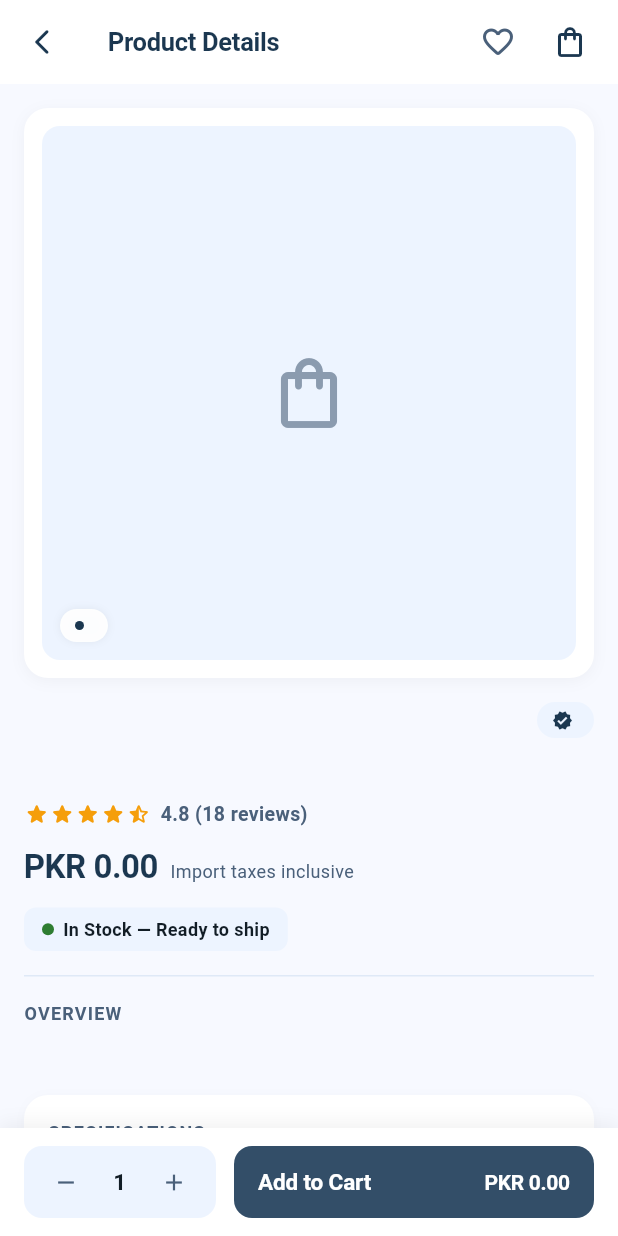
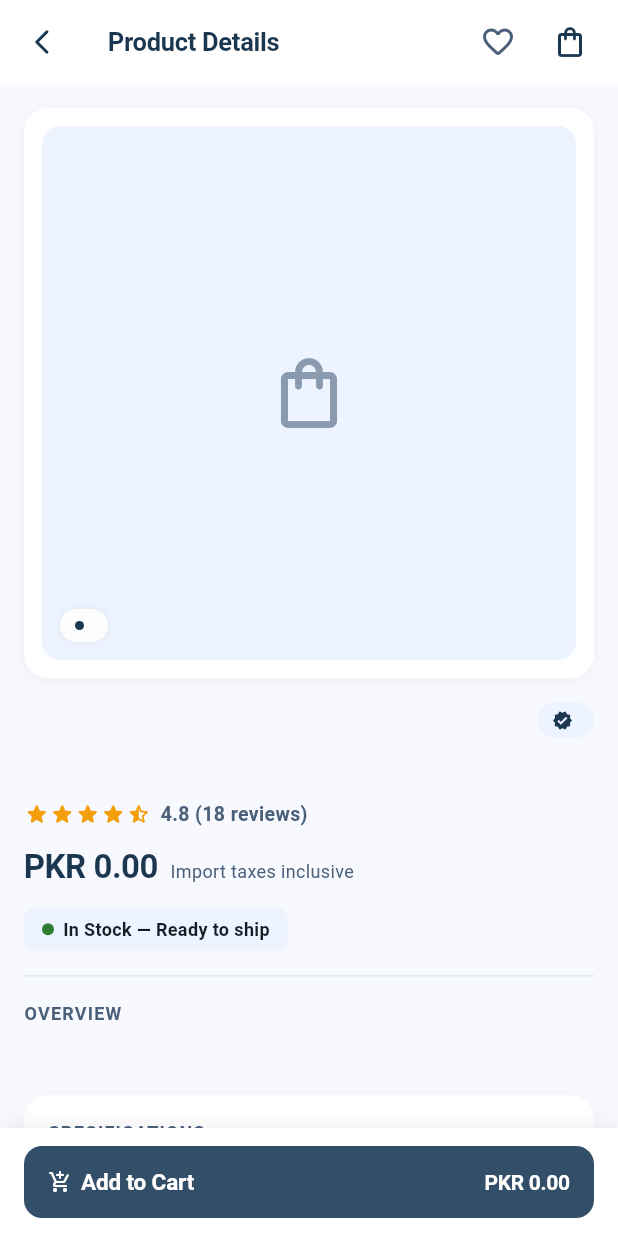
Before and after one commit to mudasirunar/Shopping-App-Flutter, a Flutter app: the ProductDetailsScreen screen opened directly with empty values, on a phone screen of 412 x 824 dp. Run offline on Flutter 3.47's test engine with Material 3 defaults, Android fonts, the phone set to English and light mode, and no system bars; our stand-ins replace cloud_firestore, firebase_auth, firebase_core, shared_preferences; accounts and stored records are empty.

Commit message:
feat: add dynamic cart quantity controls and live updates to product details screen

```diff
--- a/shopping_app/lib/views/details/product_details_screen.dart
+++ b/shopping_app/lib/views/details/product_details_screen.dart
@@ -24,13 +24,6 @@ class ProductDetailsScreen extends StatefulWidget {
 }
 
 class _ProductDetailsScreenState extends State<ProductDetailsScreen> {
-  int _quantity = 1;
-
-  void _adjustQty(int delta) {
-    setState(() {
-      _quantity = (_quantity + delta).clamp(1, 10);
-    });
-  }
 
   @override
   Widget build(BuildContext context) {
@@ -38,7 +31,8 @@ class _ProductDetailsScreenState extends State<ProductDetailsScreen> {
     final cart = context.watch<CartProvider>();
     final wishlist = context.watch<WishlistProvider>();
     final isFavorite = wishlist.isFavorite(product.id);
-    final currentSubtotalPaisa = product.pricePaisa * _quantity;
+    final inCart = cart.isInCart(product.id);
+    final cartQty = cart.getQuantity(product.id);
     final isOutOfStock = product.isOutOfStock;
 
     return Scaffold(
@@ -522,66 +516,127 @@ class _ProductDetailsScreenState extends State<ProductDetailsScreen> {
           ],
         ),
         padding: EdgeInsets.fromLTRB(16, 12, 16, MediaQuery.of(context).padding.bottom + 12),
-        child: Row(
+        child: isOutOfStock
+            // --- Out of Stock ---
+            ? SizedBox(
+                height: 48,
+                width: double.infinity,
+                child: ElevatedButton(
+                  style: ElevatedButton.styleFrom(
+                    backgroundColor: Colors.grey.shade300,
+                    foregroundColor: Colors.grey.shade600,
+                    minimumSize: const Size.fromHeight(48),
+                    shape: RoundedRectangleBorder(borderRadius: BorderRadius.circular(12)),
+                  ),
+                  onPressed: null,
+                  child: const Text('Sold Out', style: TextStyle(fontSize: 15, fontWeight: FontWeight.w700)),
+                ),
+              )
+            : inCart
+                // --- Already in Cart: inline stepper + View Cart ---
+                ? Row(
                     children: [
-            // Quantity Stepper
+                      // Live Quantity Stepper
                       Container(
                         height: 48,
                         decoration: BoxDecoration(
-                color: isOutOfStock ? AppTheme.surfaceContainerLowest : AppTheme.surfaceContainerLow,
+                          color: AppTheme.surfaceContainerLow,
                           borderRadius: BorderRadius.circular(12),
-                border: isOutOfStock ? Border.all(color: AppTheme.outlineVariant) : null,
                         ),
                         padding: const EdgeInsets.symmetric(horizontal: 4),
                         child: Row(
                           children: [
                             IconButton(
-                    icon: const Icon(Icons.remove, size: 18, color: AppTheme.secondary),
-                    onPressed: (!isOutOfStock && _quantity > 1) ? () => _adjustQty(-1) : null,
+                              icon: Icon(
+                                cartQty <= 1 ? Icons.delete_outline : Icons.remove,
+                                size: 18,
+                                color: cartQty <= 1 ? AppTheme.error : AppTheme.secondary,
+                              ),
+                              onPressed: () {
+                                if (cartQty <= 1) {
+                                  cart.updateQuantity(product.id, 0);
+                                  AppSnackBar.show(context, message: 'Removed ${product.name} from cart');
+                                } else {
+                                  cart.updateQuantity(product.id, cartQty - 1);
+                                }
+                              },
                             ),
                             SizedBox(
-                    width: 24,
+                              width: 28,
                               child: Text(
-                      '$_quantity',
+                                '$cartQty',
                                 textAlign: TextAlign.center,
-                      style: TextStyle(
-                        fontSize: 15,
+                                style: const TextStyle(
+                                  fontSize: 16,
                                   fontWeight: FontWeight.w700,
-                        color: isOutOfStock ? AppTheme.secondary : AppTheme.onSurface,
+                                  color: AppTheme.onSurface,
                                 ),
                               ),
                             ),
                             IconButton(
                               icon: const Icon(Icons.add, size: 18, color: AppTheme.secondary),
-                    onPressed: (!isOutOfStock && _quantity < 10) ? () => _adjustQty(1) : null,
+                              onPressed: cartQty < 10
+                                  ? () => cart.updateQuantity(product.id, cartQty + 1)
+                                  : null,
                             ),
                           ],
                         ),
                       ),
-
                       const SizedBox(width: 12),
-
-            // Add to Cart Button (Disabled if out of stock)
+                      // View Cart Button
                       Expanded(
                         child: ElevatedButton(
                           style: ElevatedButton.styleFrom(
-                  backgroundColor: isOutOfStock ? Colors.grey.shade400 : AppTheme.primaryContainer,
+                            backgroundColor: AppTheme.primaryContainer,
                             foregroundColor: Colors.white,
-                  disabledBackgroundColor: Colors.grey.shade300,
-                  disabledForegroundColor: Colors.grey.shade600,
                             minimumSize: const Size.fromHeight(48),
-                  shape: RoundedRectangleBorder(
-                    borderRadius: BorderRadius.circular(12),
-                  ),
+                            shape: RoundedRectangleBorder(borderRadius: BorderRadius.circular(12)),
                             padding: const EdgeInsets.symmetric(horizontal: 16),
                           ),
-                onPressed: isOutOfStock
-                    ? null
-                    : () {
-                        cart.addItem(product, _quantity);
+                          onPressed: () {
+                            if (!widget.showCartAction && context.mounted) {
+                              Navigator.pop(context);
+                              return;
+                            }
+                            AppNavigator.openCart();
+                          },
+                          child: Row(
+                            mainAxisAlignment: MainAxisAlignment.spaceBetween,
+                            children: [
+                              const Row(
+                                children: [
+                                  Icon(Icons.shopping_cart_rounded, size: 16),
+                                  SizedBox(width: 6),
+                                  Text('View Cart', style: TextStyle(fontSize: 15, fontWeight: FontWeight.w700)),
+                                ],
+                              ),
+                              Text(
+                                CurrencyFormatter.formatPaisa(product.pricePaisa * cartQty),
+                                style: const TextStyle(fontSize: 14, fontWeight: FontWeight.w700, letterSpacing: -0.2),
+                              ),
+                            ],
+                          ),
+                        ),
+                      ),
+                    ],
+                  )
+                // --- Not in Cart: single Add to Cart button ---
+                : SizedBox(
+                    height: 48,
+                    width: double.infinity,
+                    child: ElevatedButton(
+                      style: ElevatedButton.styleFrom(
+                        backgroundColor: AppTheme.primaryContainer,
+                        foregroundColor: Colors.white,
+                        minimumSize: const Size.fromHeight(48),
+                        shape: RoundedRectangleBorder(borderRadius: BorderRadius.circular(12)),
+                        padding: const EdgeInsets.symmetric(horizontal: 16),
+                      ),
+                      onPressed: () {
+                        cart.addItem(product, 1);
                         AppSnackBar.show(
                           context,
-                          message: 'Added $_quantity x ${product.name} to cart',
+                          message: 'Added ${product.name} to cart',
                           actionLabel: widget.showCartAction ? 'View Cart' : 'Back to Cart',
                           onAction: () {
                             if (!widget.showCartAction && context.mounted) {
@@ -595,24 +650,20 @@ class _ProductDetailsScreenState extends State<ProductDetailsScreen> {
                       child: Row(
                         mainAxisAlignment: MainAxisAlignment.spaceBetween,
                         children: [
+                          const Row(
+                            children: [
+                              Icon(Icons.add_shopping_cart_rounded, size: 16),
+                              SizedBox(width: 6),
+                              Text('Add to Cart', style: TextStyle(fontSize: 15, fontWeight: FontWeight.w700)),
+                            ],
+                          ),
                           Text(
-                      isOutOfStock ? 'Sold Out' : 'Add to Cart',
-                      style: const TextStyle(fontSize: 15, fontWeight: FontWeight.w700),
-                    ),
-                    if (!isOutOfStock)
-                      Text(
-                        CurrencyFormatter.formatPaisa(currentSubtotalPaisa),
-                        style: const TextStyle(
-                          fontSize: 14,
-                          fontWeight: FontWeight.w700,
-                          letterSpacing: -0.2,
-                        ),
+                            CurrencyFormatter.formatPaisa(product.pricePaisa),
+                            style: const TextStyle(fontSize: 14, fontWeight: FontWeight.w700, letterSpacing: -0.2),
                           ),
                         ],
                       ),
                     ),
-            ),
-          ],
                   ),
       ),
     );
```
Lines whose indentation alone changed are shown as unchanged.
